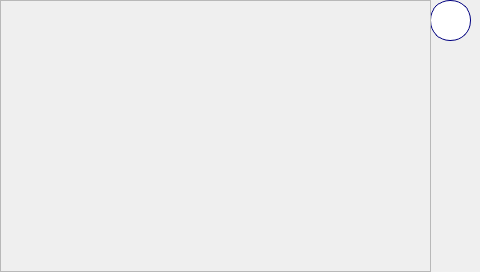
Old version of the form src/views/Folders_view.ui in the repository Giocerz/water_quality_rpi.
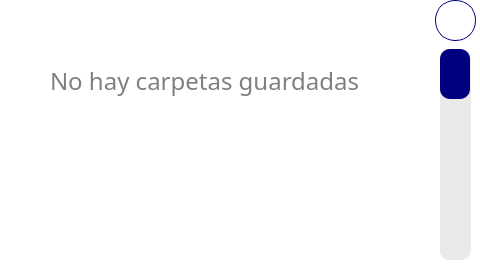
New version of the form.

The edit to the form file:
```diff
--- a/src/views/Folders_view.ui
+++ b/src/views/Folders_view.ui
@@ -13,11 +13,18 @@
   <property name="windowTitle">
    <string>MainWindow</string>
   </property>
+  <property name="styleSheet">
+   <string notr="true">background-color: white;
+font: 11pt Poppins;</string>
+  </property>
   <widget class="QWidget" name="centralwidget">
+   <property name="styleSheet">
+    <string notr="true"/>
+   </property>
    <widget class="QPushButton" name="backBtn">
     <property name="geometry">
      <rect>
-      <x>430</x>
+      <x>435</x>
       <y>0</y>
       <width>41</width>
       <height>41</height>
@@ -45,6 +52,15 @@
       <height>272</height>
      </rect>
     </property>
+    <property name="styleSheet">
+     <string notr="true">border: opx;</string>
+    </property>
+    <property name="verticalScrollBarPolicy">
+     <enum>Qt::ScrollBarAlwaysOff</enum>
+    </property>
+    <property name="horizontalScrollBarPolicy">
+     <enum>Qt::ScrollBarAlwaysOff</enum>
+    </property>
     <property name="widgetResizable">
      <bool>true</bool>
     </property>
@@ -53,12 +69,88 @@
       <rect>
        <x>0</x>
        <y>0</y>
-       <width>429</width>
-       <height>270</height>
+       <width>431</width>
+       <height>272</height>
       </rect>
      </property>
     </widget>
    </widget>
+   <widget class="QSlider" name="verticalSlider">
+    <property name="geometry">
+     <rect>
+      <x>440</x>
+      <y>49</y>
+      <width>31</width>
+      <height>211</height>
+     </rect>
+    </property>
+    <property name="layoutDirection">
+     <enum>Qt::LeftToRight</enum>
+    </property>
+    <property name="styleSheet">
+     <string notr="true">QSlider::groove:vertical{ 
+    background-color: rgb(234, 234, 234);
+    width: 30px;
+    border-radius: 10px;
+}
+
+QSlider::handle:vertical { 
+    background-color: #00007f;
+   	width: 20px;
+	height: 50px;
+	margin-top: 0px; 
+	margin-bottom: 0px;
+    border-radius: 10px;
+}
+
+QSlider{
+    background-color: rgb(234, 234, 234);
+    border-radius: 10px;
+}
+</string>
+    </property>
+    <property name="minimum">
+     <number>0</number>
+    </property>
+    <property name="maximum">
+     <number>99</number>
+    </property>
+    <property name="value">
+     <number>0</number>
+    </property>
+    <property name="sliderPosition">
+     <number>0</number>
+    </property>
+    <property name="tracking">
+     <bool>true</bool>
+    </property>
+    <property name="orientation">
+     <enum>Qt::Vertical</enum>
+    </property>
+    <property name="invertedAppearance">
+     <bool>true</bool>
+    </property>
+    <property name="invertedControls">
+     <bool>true</bool>
+    </property>
+   </widget>
+   <widget class="QLabel" name="emptyFoldersNoticeLbl">
+    <property name="geometry">
+     <rect>
+      <x>50</x>
+      <y>40</y>
+      <width>341</width>
+      <height>81</height>
+     </rect>
+    </property>
+    <property name="styleSheet">
+     <string notr="true">color: grey;
+font-size: 18pt;</string>
+    </property>
+    <property name="text">
+     <string>No hay carpetas guardadas</string>
+    </property>
+   </widget>
   </widget>
  </widget>
  <resources/>
```
